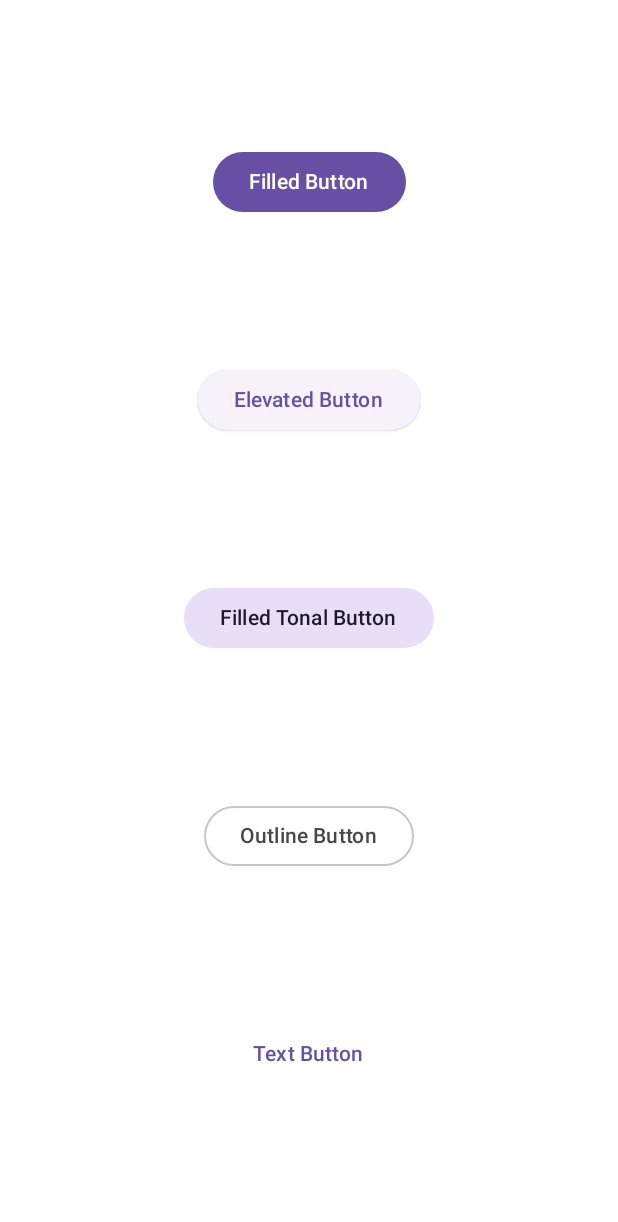
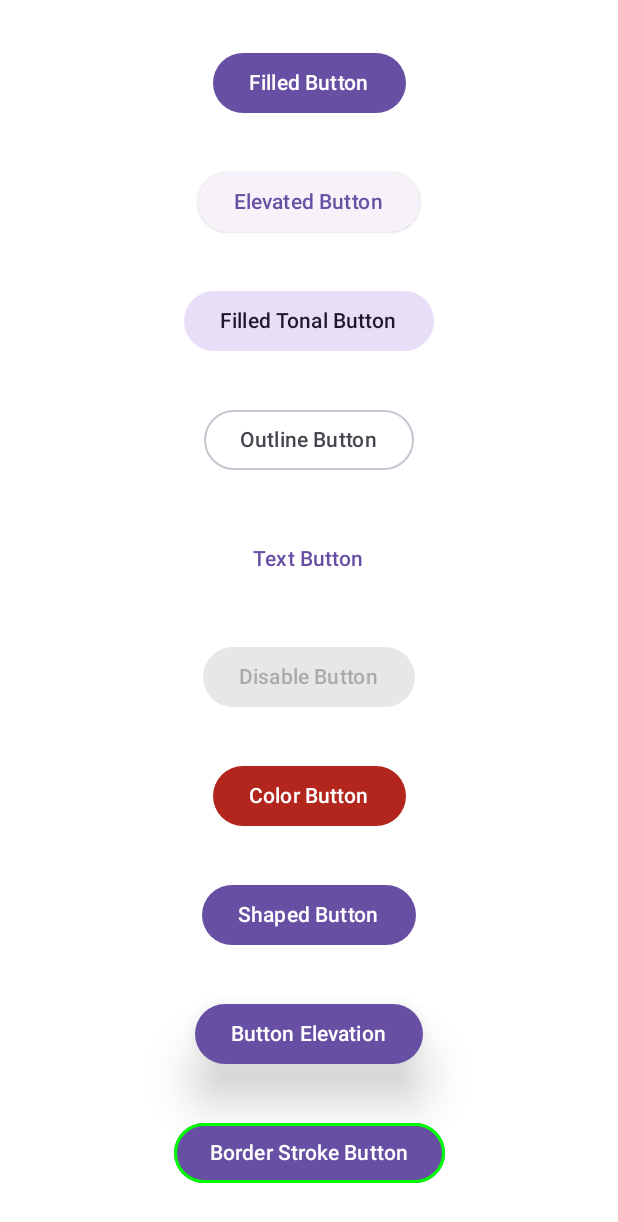
Before and after one commit to engrab/Android_Compose, an Android app built with Jetpack Compose: the @Preview function ButtonsPreview, on a phone screen of 412 x 824 dp. Shown: the top 1222 px of the screen. Run offline under Robolectric (Android 15) with nearby library versions, the phone set to English and light mode, and no system bars.

Commit message:
add button style

```diff
--- a/app/src/main/java/com/example/composetutorial/screens/ButtonScreen.kt
+++ b/app/src/main/java/com/example/composetutorial/screens/ButtonScreen.kt
@@ -1,22 +1,33 @@
 package com.example.composetutorial.screens
 
+import androidx.compose.foundation.BorderStroke
 import androidx.compose.foundation.layout.Arrangement
 import androidx.compose.foundation.layout.Column
 import androidx.compose.foundation.layout.fillMaxSize
 import androidx.compose.material3.Button
+import androidx.compose.material3.ButtonDefaults
 import androidx.compose.material3.FilledTonalButton
+import androidx.compose.material3.MaterialTheme
 import androidx.compose.material3.OutlinedButton
 import androidx.compose.material3.Text
 import androidx.compose.material3.TextButton
 import androidx.compose.runtime.Composable
 import androidx.compose.ui.Alignment
 import androidx.compose.ui.Modifier
+import androidx.compose.ui.graphics.Color
 import androidx.compose.ui.tooling.preview.Preview
+import androidx.compose.ui.unit.dp
 
 
 @Preview(showSystemUi = true)
 @Composable
 fun ButtonsPreview() {
+
+    /*onClick: The function called when the user presses the button.
+    enabled: When false, this parameter causes the button to appear unavailable and inactive.
+    colors: An instance of ButtonColors that determines the colors used in the button.
+    contentPadding: The padding within the button.
+*/
     Column(
         modifier = Modifier.fillMaxSize(),
         horizontalAlignment = Alignment.CenterHorizontally,
@@ -28,13 +39,63 @@ fun ButtonsPreview() {
         FilledTonalButtonExample()
         OutLineButtonExample()
         TextButtonExample()
+        DisableButtonExample()
+        ColorButtonExample()
+        ShapeButtonExample()
+        ElevationButtonExample()
+        BorderStrokeButtonExample()
+
+
+
+
 
     }
 }
 
 @Composable
+fun BorderStrokeButtonExample() {
+    Button(border = BorderStroke(2.dp, color = Color.Green),
+        onClick = { /*TODO*/ }) {
+        Text(text = "Border Stroke Button")
+    }
+}
+
+@Composable
+fun ElevationButtonExample() {
+
+    Button(elevation = ButtonDefaults.buttonElevation(defaultElevation = 20.dp),
+        onClick = { /*TODO*/ }) {
+        Text(text = "Button Elevation")
+    }
+}
+
+@Composable
+fun ShapeButtonExample() {
+
+    Button(shape = ButtonDefaults.elevatedShape, onClick = { /*TODO*/ }) {
+        Text(text = "Shaped Button")
+    }
+}
+
+@Composable
+fun ColorButtonExample() {
+
+    Button(colors = ButtonDefaults.buttonColors(containerColor = MaterialTheme.colorScheme.error), onClick = { /*TODO*/ }) {
+        Text(text = "Color Button")
+    }
+}
+
+@Composable
+fun DisableButtonExample() {
+    Button(enabled = false, onClick = {/*TODO*/ }) {
+        Text(text = "Disable Button")
+    }
+}
+
+@Composable
 fun FilledButtonExample() {
-    Button(onClick = { /*TODO*/ }) {
+    Button(
+        onClick = { /*TODO*/ }) {
         Text(text = "Filled Button")
     }
 }
```
